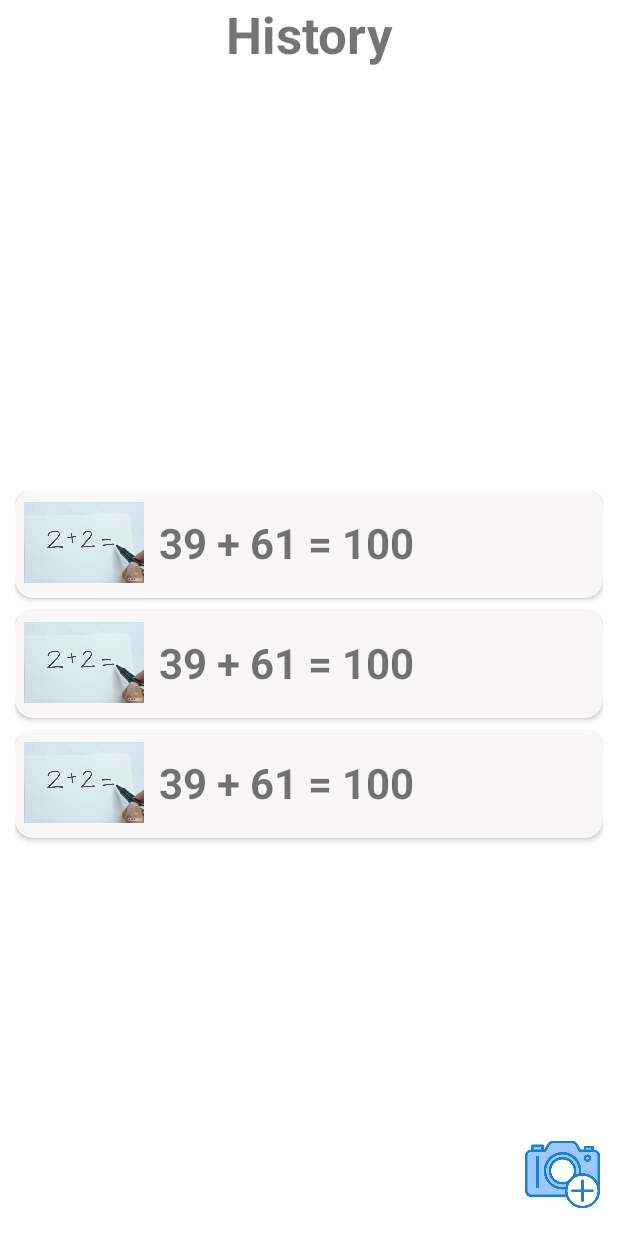
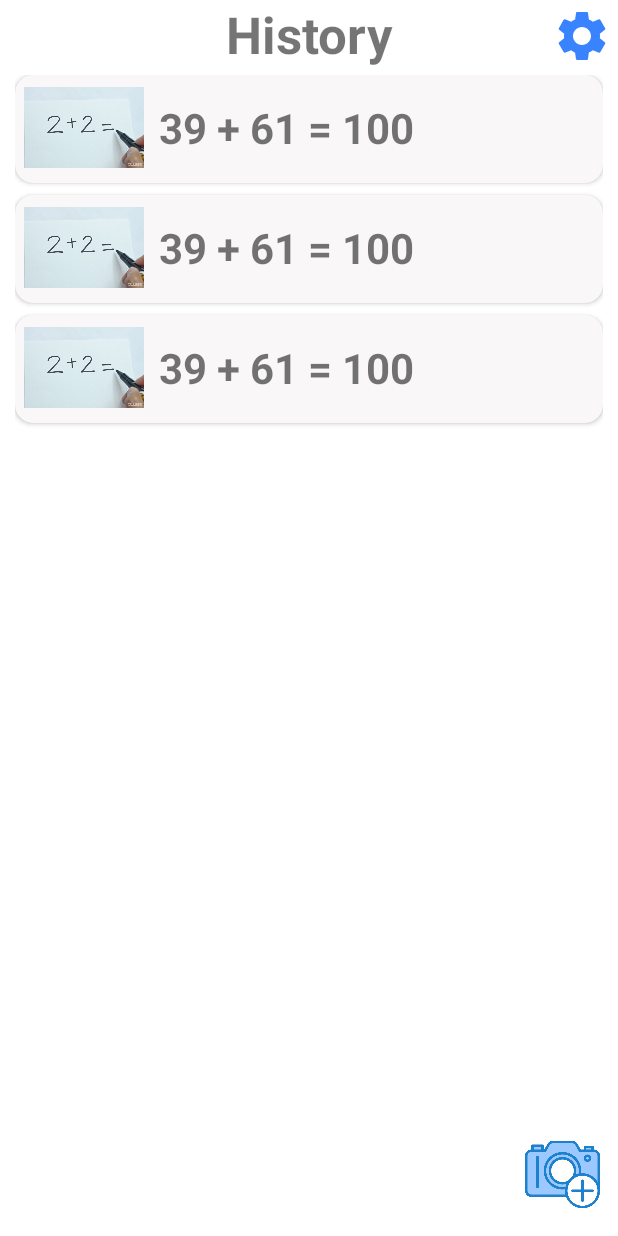
Before and after one commit to sadighasanzade/Matholic, an Android app: the layout activity_main.xml on its own in the app's theme, with its tools: preview values and no code run, on a phone screen of 412 x 824 dp. Run offline under Robolectric (Android 15) with nearby library versions, the phone set to English and light mode, and no system bars.

Commit message:
dynamic ip added

```diff
--- a/app/src/main/java/com/example/matholic/Utility/Constants.kt
+++ b/app/src/main/java/com/example/matholic/Utility/Constants.kt
@@ -1,10 +1,11 @@
 package com.example.matholic.Utility
 
 import android.content.Context
+import com.example.matholic.MainActivity
 
 class Constants {
     companion object{
-        val BASE_URL = "http://54.172.215.103:8080/"
+        var BASE_URL =  "http://${Preferences.get<String>(Preferences.IP, "127.0.0.1:8080")}/"
         val REQUEST_CAMERA = 3169
         val QUESTION_DIR = "questions"
         val IMAGE_KEY = "image_key"
--- a/app/src/main/java/com/example/matholic/viewmodel/MainActivityViewModel.kt
+++ b/app/src/main/java/com/example/matholic/viewmodel/MainActivityViewModel.kt
@@ -51,4 +51,10 @@ class MainActivityViewModel(private val repository: MainRepository, application:
         }
     }
 
+    fun updateBaseUrl() {
+        viewModelScope.launch {
+            repository.updateBaseUrl()
+        }
+    }
+
 }
--- /dev/null
+++ b/app/src/main/res/drawable/ic_settings.xml
@@ -0,0 +1,5 @@
+<vector android:height="24dp" android:tint="#000000"
+    android:viewportHeight="24" android:viewportWidth="24"
+    android:width="24dp" xmlns:android="http://schemas.android.com/apk/res/android">
+    <path android:fillColor="@android:color/white" android:pathData="M19.14,12.94c0.04,-0.3 0.06,-0.61 0.06,-0.94c0,-0.32 -0.02,-0.64 -0.07,-0.94l2.03,-1.58c0.18,-0.14 0.23,-0.41 0.12,-0.61l-1.92,-3.32c-0.12,-0.22 -0.37,-0.29 -0.59,-0.22l-2.39,0.96c-0.5,-0.38 -1.03,-0.7 -1.62,-0.94L14.4,2.81c-0.04,-0.24 -0.24,-0.41 -0.48,-0.41h-3.84c-0.24,0 -0.43,0.17 -0.47,0.41L9.25,5.35C8.66,5.59 8.12,5.92 7.63,6.29L5.24,5.33c-0.22,-0.08 -0.47,0 -0.59,0.22L2.74,8.87C2.62,9.08 2.66,9.34 2.86,9.48l2.03,1.58C4.84,11.36 4.8,11.69 4.8,12s0.02,0.64 0.07,0.94l-2.03,1.58c-0.18,0.14 -0.23,0.41 -0.12,0.61l1.92,3.32c0.12,0.22 0.37,0.29 0.59,0.22l2.39,-0.96c0.5,0.38 1.03,0.7 1.62,0.94l0.36,2.54c0.05,0.24 0.24,0.41 0.48,0.41h3.84c0.24,0 0.44,-0.17 0.47,-0.41l0.36,-2.54c0.59,-0.24 1.13,-0.56 1.62,-0.94l2.39,0.96c0.22,0.08 0.47,0 0.59,-0.22l1.92,-3.32c0.12,-0.22 0.07,-0.47 -0.12,-0.61L19.14,12.94zM12,15.6c-1.98,0 -3.6,-1.62 -3.6,-3.6s1.62,-3.6 3.6,-3.6s3.6,1.62 3.6,3.6S13.98,15.6 12,15.6z"/>
+</vector>
--- a/app/src/main/res/layout/activity_main.xml
+++ b/app/src/main/res/layout/activity_main.xml
@@ -23,7 +23,7 @@
 
     <androidx.recyclerview.widget.RecyclerView
         android:layout_width="match_parent"
-        android:layout_height="wrap_content"
+        android:layout_height="match_parent"
         tools:listitem="@layout/listitem_expression"
         android:id="@+id/item_list"
         app:layout_constraintStart_toStartOf="parent"
@@ -33,6 +33,16 @@
         android:padding="10dp"
         android:layout_marginTop="40dp"/>
 
+    <ImageView
+        android:id="@+id/settings"
+        android:layout_width="40dp"
+        android:layout_height="40dp"
+        app:layout_constraintEnd_toEndOf="parent"
+        app:layout_constraintTop_toTopOf="parent"
+        android:src="@drawable/ic_settings"
+        app:tint="#3A83FF"
+        android:layout_marginTop="4dp"
+        android:layout_marginEnd="4dp"/>
 
     <ImageView
         android:layout_width="50dp"
```
Also changed, not shown: app/src/main/java/com/example/matholic/MainActivity.kt (+36 -3 lines), app/src/main/java/com/example/matholic/Utility/Preferences.kt (added, +42 -0 lines), app/src/main/java/com/example/matholic/repo/MainRepository.kt (+6 -1 lines).
